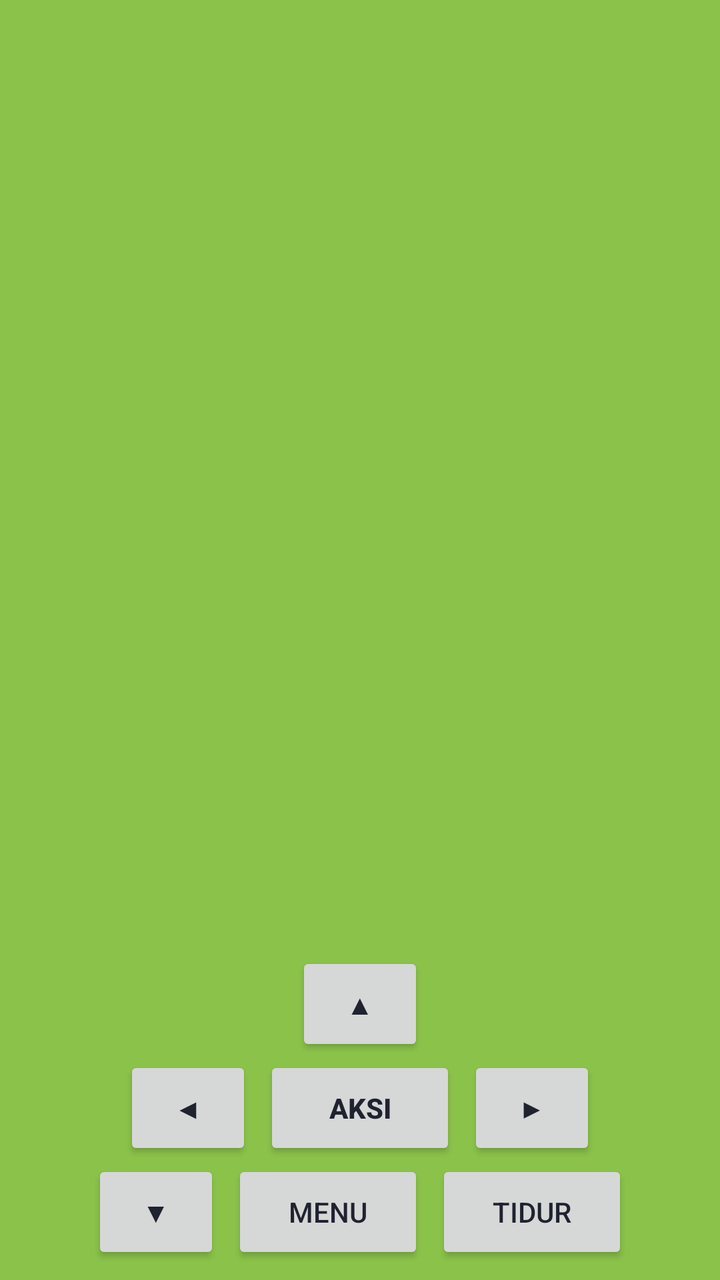
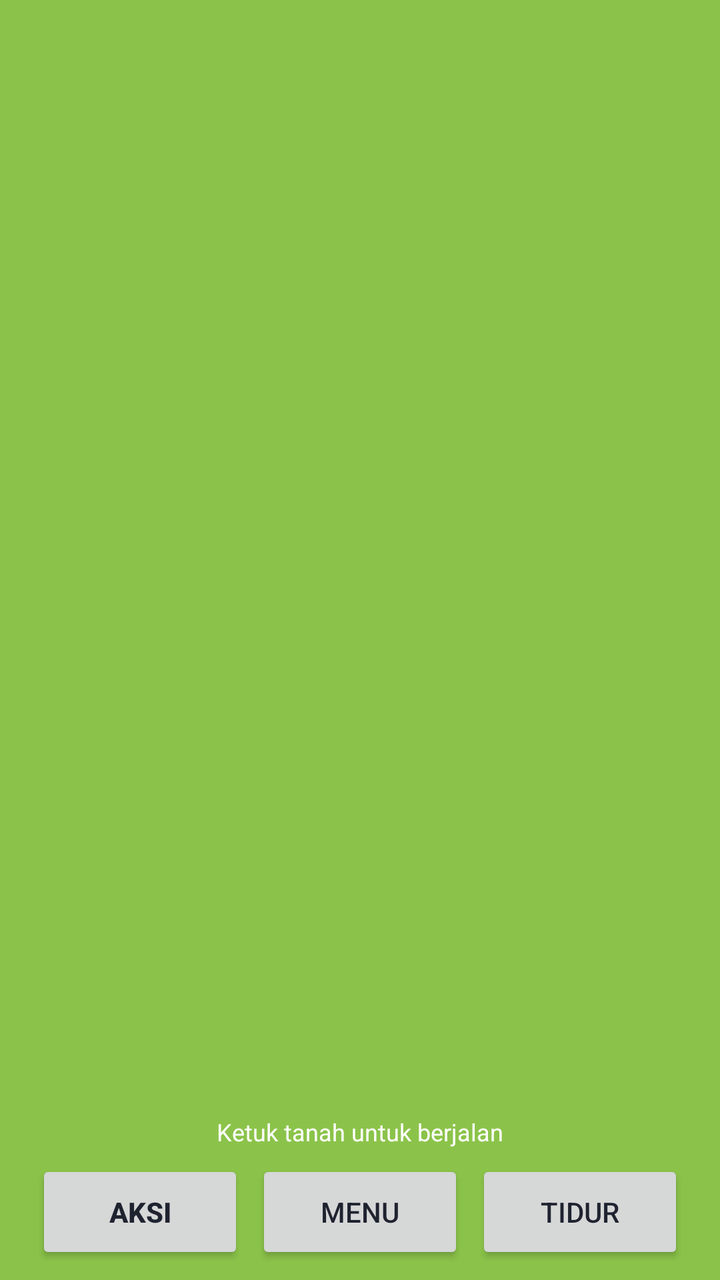

The first picture is an Android layout as it rendered before a commit; the second is the same layout after the commit. The layout source and the unified diff follow.
<!-- AndroidManifest.xml: application theme AppTheme -->
<!-- res/layout/activity_main.xml -->
<?xml version="1.0" encoding="utf-8"?>
<FrameLayout xmlns:android="http://schemas.android.com/apk/res/android"
    android:id="@+id/gameRoot"
    android:layout_width="match_parent"
    android:layout_height="match_parent"
    android:background="#FF8BC34A">

    <LinearLayout
        android:layout_width="match_parent"
        android:layout_height="wrap_content"
        android:layout_gravity="bottom|center_horizontal"
        android:gravity="center"
        android:orientation="vertical"
        android:padding="8dp">

        <LinearLayout
            android:layout_width="wrap_content"
            android:layout_height="wrap_content"
            android:gravity="center"
            android:orientation="horizontal">

            <Button
                android:id="@+id/btnUp"
                android:layout_width="64dp"
                android:layout_height="52dp"
                android:text="▲" />
        </LinearLayout>

        <LinearLayout
            android:layout_width="wrap_content"
            android:layout_height="wrap_content"
            android:gravity="center"
            android:orientation="horizontal">

            <Button
                android:id="@+id/btnLeft"
                android:layout_width="64dp"
                android:layout_height="52dp"
                android:text="◀" />

            <Button
                android:id="@+id/btnAction"
                android:layout_width="96dp"
                android:layout_height="52dp"
                android:layout_marginStart="6dp"
                android:layout_marginEnd="6dp"
                android:text="AKSI"
                android:textStyle="bold" />

            <Button
                android:id="@+id/btnRight"
                android:layout_width="64dp"
                android:layout_height="52dp"
                android:text="▶" />
        </LinearLayout>

        <LinearLayout
            android:layout_width="wrap_content"
            android:layout_height="wrap_content"
            android:gravity="center"
            android:orientation="horizontal">

            <Button
                android:id="@+id/btnDown"
                android:layout_width="64dp"
                android:layout_height="52dp"
                android:text="▼" />

            <Button
                android:id="@+id/btnMenu"
                android:layout_width="96dp"
                android:layout_height="52dp"
                android:layout_marginStart="6dp"
                android:layout_marginEnd="6dp"
                android:text="MENU" />

            <Button
                android:id="@+id/btnSleep"
                android:layout_width="96dp"
                android:layout_height="52dp"
                android:text="TIDUR" />
        </LinearLayout>

    </LinearLayout>

</FrameLayout>
<!-- resources referenced by this layout -->
<resources>
  <style name="AppTheme" parent="@android:style/Theme.Material.Light.NoActionBar">
          <item name="android:colorAccent">@color/accent</item>
          <item name="android:windowBackground">@color/background_light</item>
          <item name="android:textColorPrimary">@color/text_light</item>
      </style>
  <color name="accent">#FF43A047</color>
  <color name="background_light">#FFF7F7FB</color>
  <color name="text_light">#FF1F2330</color>
</resources>

<!-- the commit's change to res/layout/activity_main.xml (unified diff, before → after) -->
@@ -13,18 +13,13 @@
         android:orientation="vertical"
         android:padding="8dp">
 
-        <LinearLayout
+        <TextView
             android:layout_width="wrap_content"
             android:layout_height="wrap_content"
-            android:gravity="center"
-            android:orientation="horizontal">
-
-            <Button
-                android:id="@+id/btnUp"
-                android:layout_width="64dp"
-                android:layout_height="52dp"
-                android:text="▲" />
-        </LinearLayout>
+            android:layout_marginBottom="6dp"
+            android:text="Ketuk tanah untuk berjalan"
+            android:textColor="#FFFFFF"
+            android:textSize="12sp" />
 
         <LinearLayout
             android:layout_width="wrap_content"
@@ -33,42 +28,15 @@
             android:orientation="horizontal">
 
             <Button
-                android:id="@+id/btnLeft"
-                android:layout_width="64dp"
+                android:id="@+id/btnAction"
+                android:layout_width="104dp"
                 android:layout_height="52dp"
-                android:text="◀" />
-
-            <Button
-                android:id="@+id/btnAction"
-                android:layout_width="96dp"
-                android:layout_height="52dp"
-                android:layout_marginStart="6dp"
-                android:layout_marginEnd="6dp"
                 android:text="AKSI"
                 android:textStyle="bold" />
 
             <Button
-                android:id="@+id/btnRight"
-                android:layout_width="64dp"
-                android:layout_height="52dp"
-                android:text="▶" />
-        </LinearLayout>
-
-        <LinearLayout
-            android:layout_width="wrap_content"
-            android:layout_height="wrap_content"
-            android:gravity="center"
-            android:orientation="horizontal">
-
-            <Button
-                android:id="@+id/btnDown"
-                android:layout_width="64dp"
-                android:layout_height="52dp"
-                android:text="▼" />
-
-            <Button
                 android:id="@+id/btnMenu"
-                android:layout_width="96dp"
+                android:layout_width="104dp"
                 android:layout_height="52dp"
                 android:layout_marginStart="6dp"
                 android:layout_marginEnd="6dp"
@@ -76,7 +44,7 @@
 
             <Button
                 android:id="@+id/btnSleep"
-                android:layout_width="96dp"
+                android:layout_width="104dp"
                 android:layout_height="52dp"
                 android:text="TIDUR" />
         </LinearLayout>
